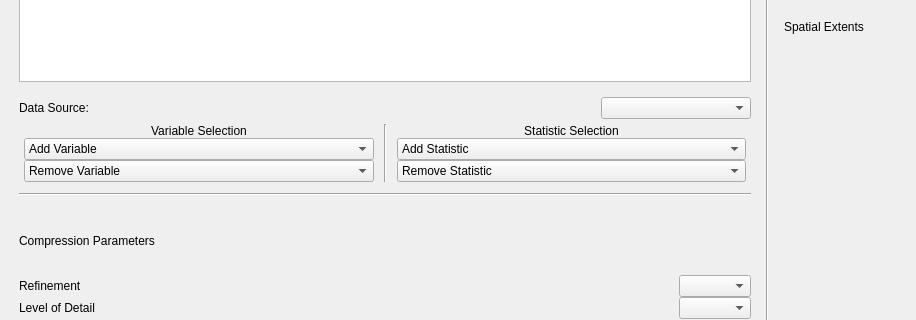
Qt form apps/vaporgui/statsWindow.ui (StasJ/vapor-formatted) before a commit; both pictures show x 0 to 916 and y 143 to 463 of the 916 by 660 pixel window.
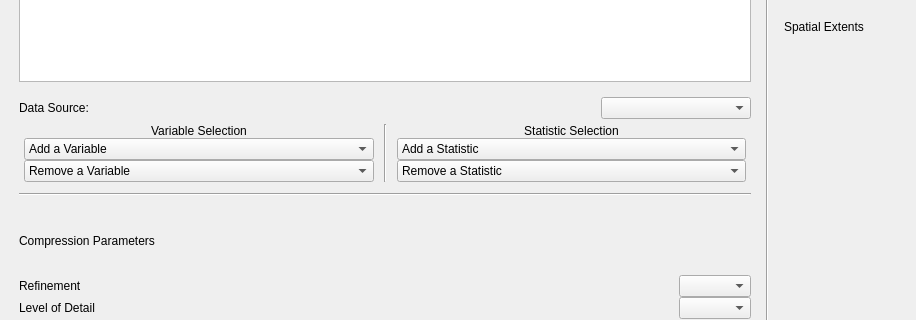
The same form after that commit. Custom widgets are drawn as their Qt base class.

```diff
--- a/apps/vaporgui/statsWindow.ui
+++ b/apps/vaporgui/statsWindow.ui
@@ -155,7 +155,7 @@
               <widget class="QComboBox" name="NewVarCombo">
                <item>
                 <property name="text">
-                 <string>Add Variable</string>
+                 <string>Add a Variable</string>
                 </property>
                </item>
               </widget>
@@ -164,7 +164,7 @@
               <widget class="QComboBox" name="RemoveVarCombo">
                <item>
                 <property name="text">
-                 <string>Remove Variable</string>
+                 <string>Remove a Variable</string>
                 </property>
                </item>
               </widget>
@@ -197,7 +197,7 @@
               <widget class="QComboBox" name="addStatCombo">
                <item>
                 <property name="text">
-                 <string>Add Statistic</string>
+                 <string>Add a Statistic</string>
                 </property>
                </item>
               </widget>
@@ -206,7 +206,7 @@
               <widget class="QComboBox" name="removeStatCombo">
                <item>
                 <property name="text">
-                 <string>Remove Statistic</string>
+                 <string>Remove a Statistic</string>
                 </property>
                </item>
               </widget>
```
Left out of the diff: 6 changed lines with no effect on the pictures.
